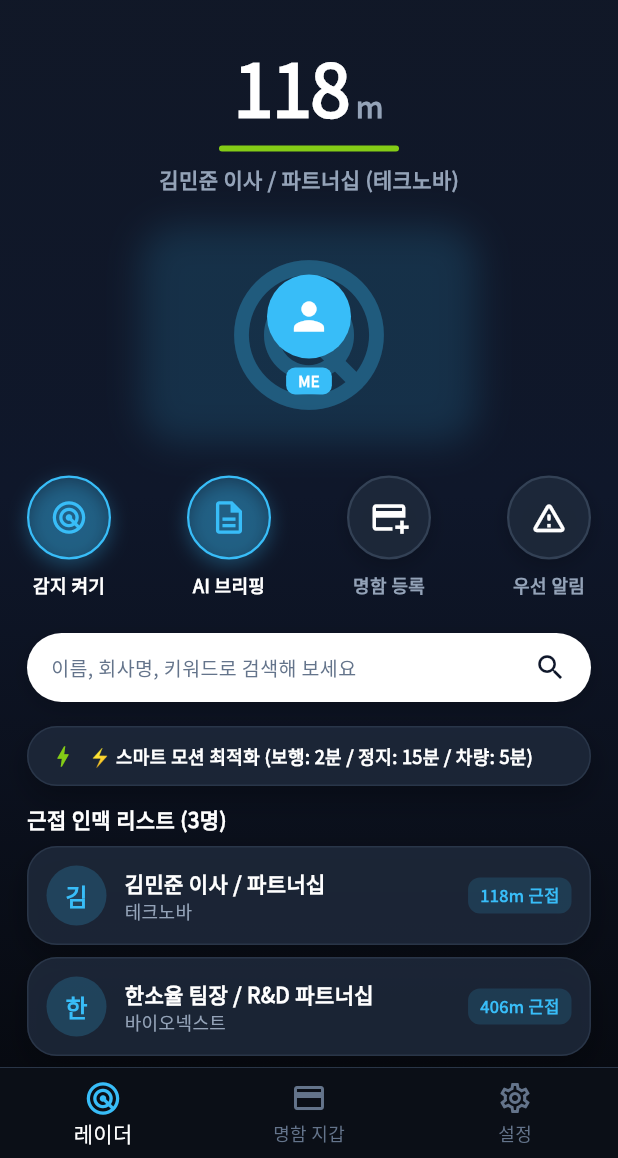
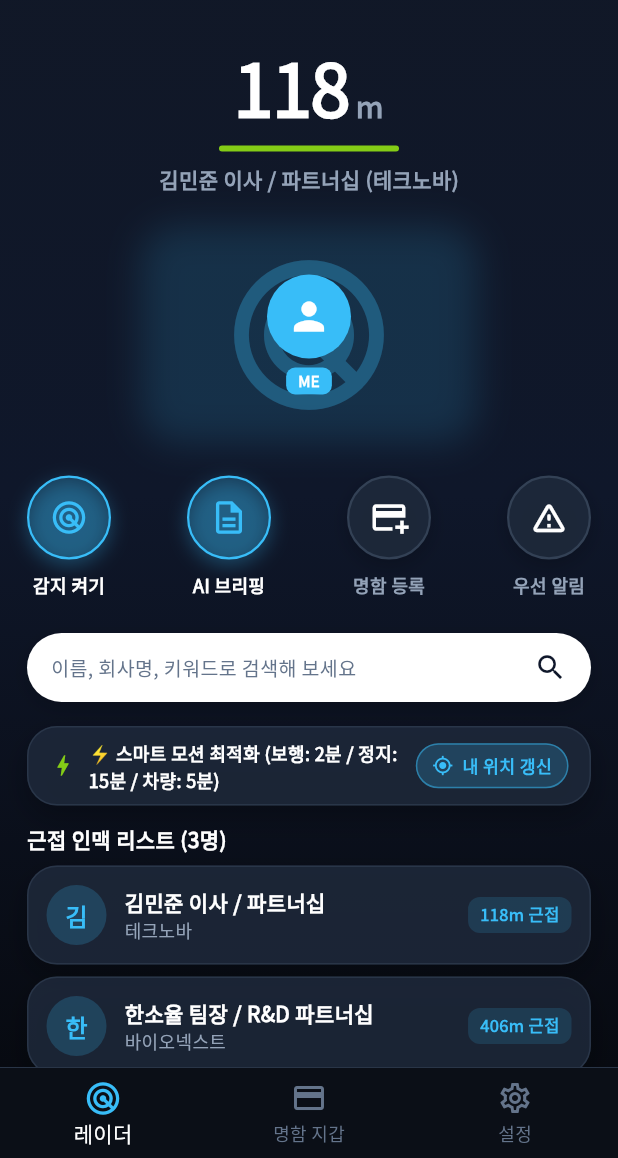
Before and after one commit to globe2030-git/connection-trace-ai-v2-flutter, a Flutter app: the screen it shows after launch, on a phone screen of 412 x 824 dp, the part 78-1236 px from its top. Run offline on Flutter 3.47's test engine with Material 3 defaults, Android fonts, the phone set to English and light mode, and no system bars; our stand-ins replace google_fonts, shared_preferences.

Commit message:
feat: add office phone field, call selector modal (mobile vs office), and location refresh button

```diff
--- a/lib/data/models/contact_model.dart
+++ b/lib/data/models/contact_model.dart
@@ -6,6 +6,7 @@ class ContactModel {
   final String company;
   final String title;
   final String phone;
+  final String? officePhone;
   final String email;
   final String? address;
   final GeoPosition? geo;
@@ -20,6 +21,7 @@ class ContactModel {
     required this.company,
     required this.title,
     required this.phone,
+    this.officePhone,
     required this.email,
     this.address,
     this.geo,
@@ -36,6 +38,7 @@ class ContactModel {
       'company': company,
       'title': title,
       'phone': phone,
+      'officePhone': officePhone,
       'email': email,
       'address': address,
       'lat': geo?.lat,
@@ -54,6 +57,7 @@ class ContactModel {
       company: json['company'] as String,
       title: json['title'] as String,
       phone: json['phone'] as String,
+      officePhone: json['officePhone'] as String?,
       email: json['email'] as String,
       address: json['address'] as String?,
       geo: json['lat'] != null && json['lng'] != null
@@ -75,6 +79,7 @@ class ContactModel {
     String? company,
     String? title,
     String? phone,
+    String? officePhone,
     String? email,
     String? address,
     GeoPosition? geo,
@@ -89,6 +94,7 @@ class ContactModel {
       company: company ?? this.company,
       title: title ?? this.title,
       phone: phone ?? this.phone,
+      officePhone: officePhone ?? this.officePhone,
       email: email ?? this.email,
       address: address ?? this.address,
       geo: geo ?? this.geo,
--- a/lib/presentation/features/briefing/views/briefing_overlay_view.dart
+++ b/lib/presentation/features/briefing/views/briefing_overlay_view.dart
@@ -187,8 +187,8 @@ class _BriefingOverlayViewState extends State<BriefingOverlayView> {
                 height: 52,
                 child: ElevatedButton.icon(
                   onPressed: () async {
-                    await PhoneCallService.makeCall(contact.phone);
                     widget.onClose();
+                    await PhoneCallService.showCallPicker(context, contact);
                   },
                   icon: const Icon(Icons.phone, color: Colors.white),
                   label: const Text(
--- a/lib/presentation/features/radar/views/radar_view.dart
+++ b/lib/presentation/features/radar/views/radar_view.dart
@@ -269,9 +269,9 @@ class RadarView extends StatelessWidget {
 
                     const SizedBox(height: 16),
 
-                    // Status & Battery Optimization Translucent Pills
+                    // Status & Battery Optimization Translucent Pills + Location Refresh Button
                     GlassCard(
-                      padding: const EdgeInsets.symmetric(horizontal: 14, vertical: 10),
+                      padding: const EdgeInsets.symmetric(horizontal: 14, vertical: 8),
                       child: Row(
                         children: [
                           const Icon(Icons.bolt, color: AppColors.accentLime, size: 18),
@@ -283,6 +283,34 @@ class RadarView extends StatelessWidget {
                                 fontSize: 12,
                                 fontWeight: FontWeight.w600,
                                 color: AppColors.textPrimary,
+                              ),
+                            ),
+                          ),
+                          InkWell(
+                            onTap: viewModel.isRefreshingLocation ? null : viewModel.refreshLocation,
+                            borderRadius: BorderRadius.circular(20),
+                            child: Container(
+                              padding: const EdgeInsets.symmetric(horizontal: 10, vertical: 6),
+                              decoration: BoxDecoration(
+                                color: AppColors.accentSky.withValues(alpha: 0.2),
+                                borderRadius: BorderRadius.circular(20),
+                                border: Border.all(color: AppColors.accentSky.withValues(alpha: 0.5)),
+                              ),
+                              child: Row(
+                                children: [
+                                  viewModel.isRefreshingLocation
+                                      ? const SizedBox(
+                                          width: 14,
+                                          height: 14,
+                                          child: CircularProgressIndicator(strokeWidth: 2, color: AppColors.accentSky),
+                                        )
+                                      : const Icon(Icons.my_location, color: AppColors.accentSky, size: 14),
+                                  const SizedBox(width: 6),
+                                  Text(
+                                    viewModel.isRefreshingLocation ? 'GPS 갱신 중...' : '내 위치 갱신',
+                                    style: const TextStyle(fontSize: 11.5, fontWeight: FontWeight.bold, color: AppColors.accentSky),
+                                  ),
+                                ],
                               ),
                             ),
                           ),
--- a/lib/presentation/features/wallet/views/wallet_view.dart
+++ b/lib/presentation/features/wallet/views/wallet_view.dart
@@ -168,7 +168,7 @@ class WalletView extends StatelessWidget {
                             ),
                              IconButton(
                                icon: const Icon(Icons.phone_outlined, color: AppColors.accentSky),
-                               onPressed: () => PhoneCallService.makeCall(contact.phone),
+                               onPressed: () => PhoneCallService.showCallPicker(context, contact),
                              ),
                              IconButton(
                                icon: Icon(
```
Also changed, not shown: lib/core/services/phone_call_service.dart (+113 -0 lines), lib/presentation/features/radar/view_models/radar_view_model.dart (+14 -0 lines), lib/presentation/features/wallet/views/add_card_modal_view.dart (+15 -3 lines).
